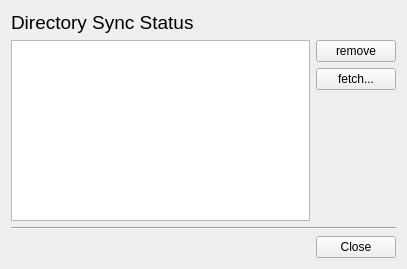
Qt form src/mirall/statusdialog.ui (GrossLukas/client) before a commit.
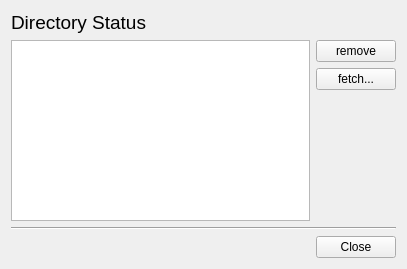
The same form after that commit.

```diff
--- a/src/mirall/statusdialog.ui
+++ b/src/mirall/statusdialog.ui
@@ -22,7 +22,7 @@
       </font>
      </property>
      <property name="text">
-      <string>Directory Sync Status</string>
+      <string>Directory Status</string>
      </property>
     </widget>
    </item>
```
